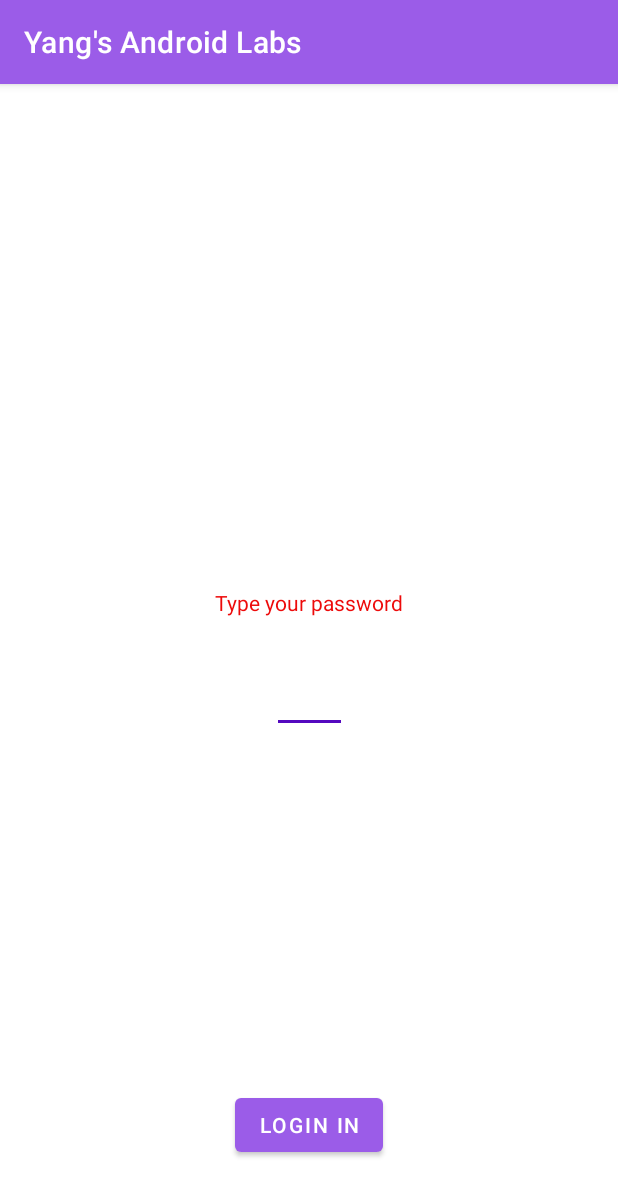
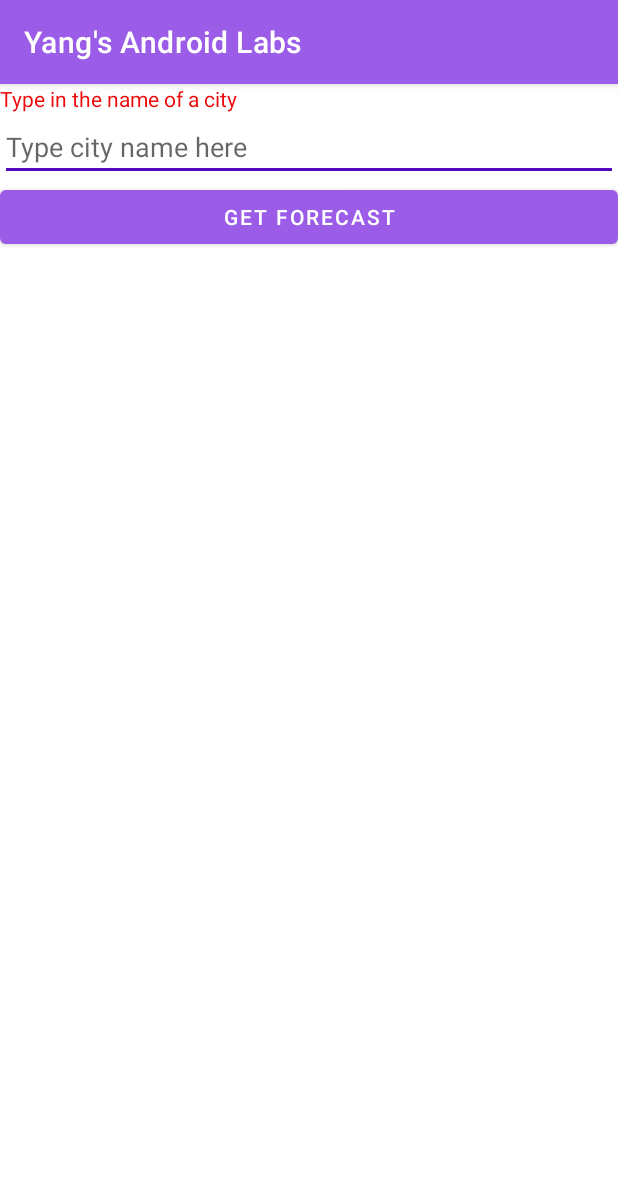
Before and after one commit to yangliu-lyla/MyApplication1, an Android app: the screen it shows after launch (MainActivity), on a phone screen of 412 x 824 dp. Shown: the top 1196 px of the screen. Run offline under Robolectric (Android 15) with nearby library versions, the phone set to English and light mode, and no system bars; our stand-ins replace Volley.

```diff
--- a/app/build.gradle
+++ b/app/build.gradle
@@ -5,6 +5,10 @@ plugins {
 android {
     namespace 'com.example.myapplication1'
     compileSdk 33
+
+    buildFeatures{
+        viewBinding true
+    }
 
     defaultConfig {
         applicationId "com.example.myapplication1"
@@ -29,7 +33,7 @@ android {
 }
 
 dependencies {
-
+    implementation 'com.android.volley:volley:1.2.1'
     implementation 'androidx.appcompat:appcompat:1.6.1'
     implementation 'com.google.android.material:material:1.9.0'
     implementation 'androidx.constraintlayout:constraintlayout:2.1.4'
--- a/app/src/main/AndroidManifest.xml
+++ b/app/src/main/AndroidManifest.xml
@@ -1,7 +1,7 @@
 <?xml version="1.0" encoding="utf-8"?>
 <manifest xmlns:android="http://schemas.android.com/apk/res/android"
     xmlns:tools="http://schemas.android.com/tools">
-
+    <uses-permission android:name="android.permission.INTERNET"/>
     <application
         android:allowBackup="true"
         android:dataExtractionRules="@xml/data_extraction_rules"
--- a/app/src/main/res/layout/activity_main.xml
+++ b/app/src/main/res/layout/activity_main.xml
@@ -1,44 +1,69 @@
 <?xml version="1.0" encoding="utf-8"?>
-<androidx.constraintlayout.widget.ConstraintLayout xmlns:android="http://schemas.android.com/apk/res/android"
-    xmlns:app="http://schemas.android.com/apk/res-auto"
-    xmlns:tools="http://schemas.android.com/tools"
+<LinearLayout xmlns:android="http://schemas.android.com/apk/res/android"
     android:layout_width="match_parent"
     android:layout_height="match_parent"
-    tools:context=".MainActivity">
+    android:orientation="vertical">
 
     <TextView
         android:id="@+id/textView"
         android:layout_width="wrap_content"
         android:layout_height="wrap_content"
         android:text="@string/hello_message"
-        app:layout_constraintBottom_toBottomOf="parent"
-        app:layout_constraintEnd_toEndOf="parent"
-        app:layout_constraintHorizontal_bias="0.5"
-        app:layout_constraintStart_toStartOf="parent"
-        app:layout_constraintTop_toTopOf="parent"
-        app:layout_constraintVertical_bias="0.449" />
+     />
 
     <EditText
         android:id="@+id/editText"
-        android:inputType="textPassword"
-        android:layout_width="wrap_content"
+        android:hint="@string/hint"
+        android:layout_width="match_parent"
         android:layout_height="wrap_content"
-        android:minWidth="50dp"
-        android:layout_marginTop="32dp"
-        app:layout_constraintEnd_toEndOf="parent"
-        app:layout_constraintHorizontal_bias="0.5"
-        app:layout_constraintStart_toStartOf="parent"
-        app:layout_constraintTop_toBottomOf="@+id/textView" />
+        />
 
     <Button
         android:id="@+id/button"
-        android:layout_width="wrap_content"
+        android:layout_width="match_parent"
         android:layout_height="wrap_content"
-        android:layout_marginBottom="50dp"
         android:text="@string/button_message"
-        app:layout_constraintBottom_toBottomOf="parent"
-        app:layout_constraintEnd_toEndOf="parent"
-        app:layout_constraintHorizontal_bias="0.5"
-        app:layout_constraintStart_toStartOf="parent" />
+       />
 
-</androidx.constraintlayout.widget.ConstraintLayout>
+    <TextView
+        android:id="@+id/temp"
+        android:layout_width="match_parent"
+        android:layout_height="wrap_content"
+        android:text="Temp goes here"
+        android:visibility="invisible"/>
+
+    <TextView
+        android:id="@+id/maxTemp"
+        android:layout_width="match_parent"
+        android:layout_height="wrap_content"
+        android:text="Max goes here"
+        android:visibility="invisible"/>
+
+    <TextView
+        android:id="@+id/minTemp"
+        android:layout_width="match_parent"
+        android:layout_height="wrap_content"
+        android:text="Min goes here"
+        android:visibility="invisible"/>
+
+    <TextView
+        android:id="@+id/humidity"
+        android:layout_width="match_parent"
+        android:layout_height="wrap_content"
+        android:text="Humidity goes here"
+        android:visibility="invisible"/>
+
+    <ImageView
+        android:id="@+id/icon"
+        android:layout_width="300dp"
+        android:layout_height="300dp"
+        android:visibility="invisible"/>
+
+    <TextView
+        android:id="@+id/description"
+        android:layout_width="match_parent"
+        android:layout_height="wrap_content"
+        android:text="Description goes here"
+        android:visibility="invisible"/>
+
+</LinearLayout>
--- a/app/src/main/res/values/strings.xml
+++ b/app/src/main/res/values/strings.xml
@@ -1,5 +1,6 @@
 <resources>
     <string name="app_name">Yang\'s Android Labs</string>
-    <string name="hello_message">Type your password</string>
-    <string name="button_message" translatable="false">Login in</string>
+    <string name="hello_message">Type in the name of a city</string>
+    <string name="button_message" translatable="false">GET FORECAST</string>
+    <string name="hint" translatable="false">Type city name here</string>
 </resources>
```
Also changed, not shown: app/src/main/java/com/example/myapplication1/MainActivity.java (+120 -12 lines).
